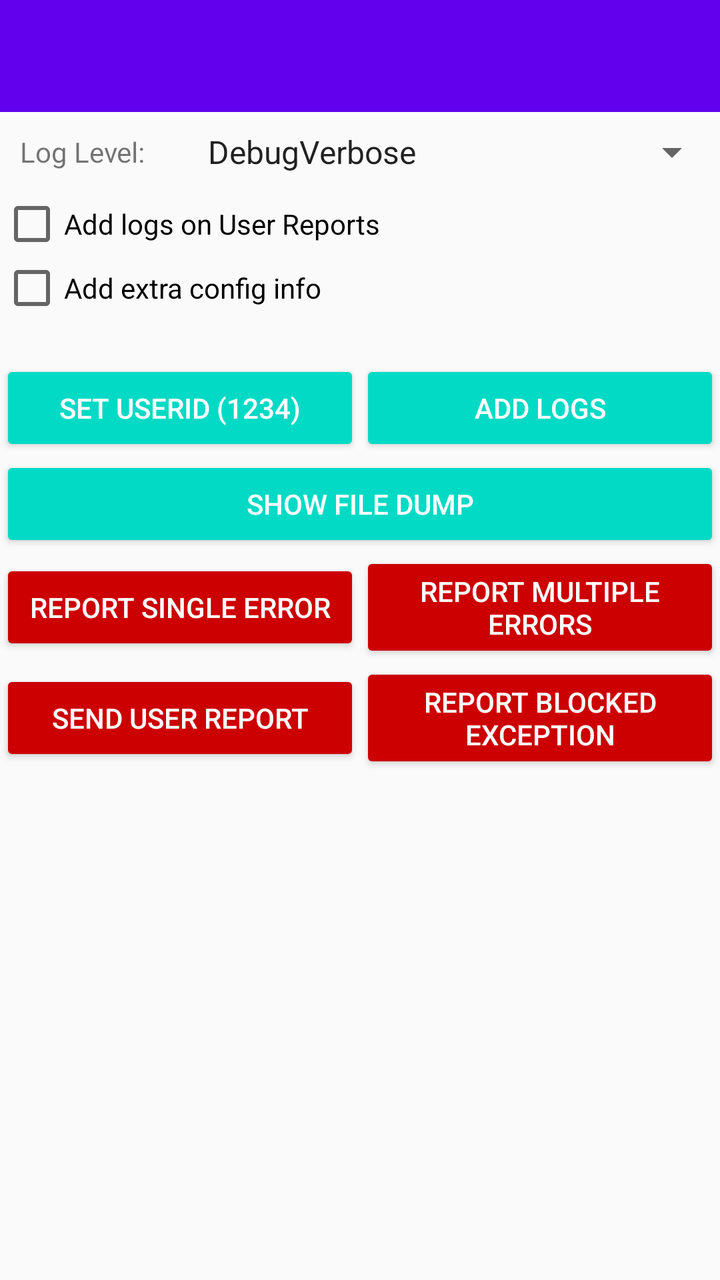
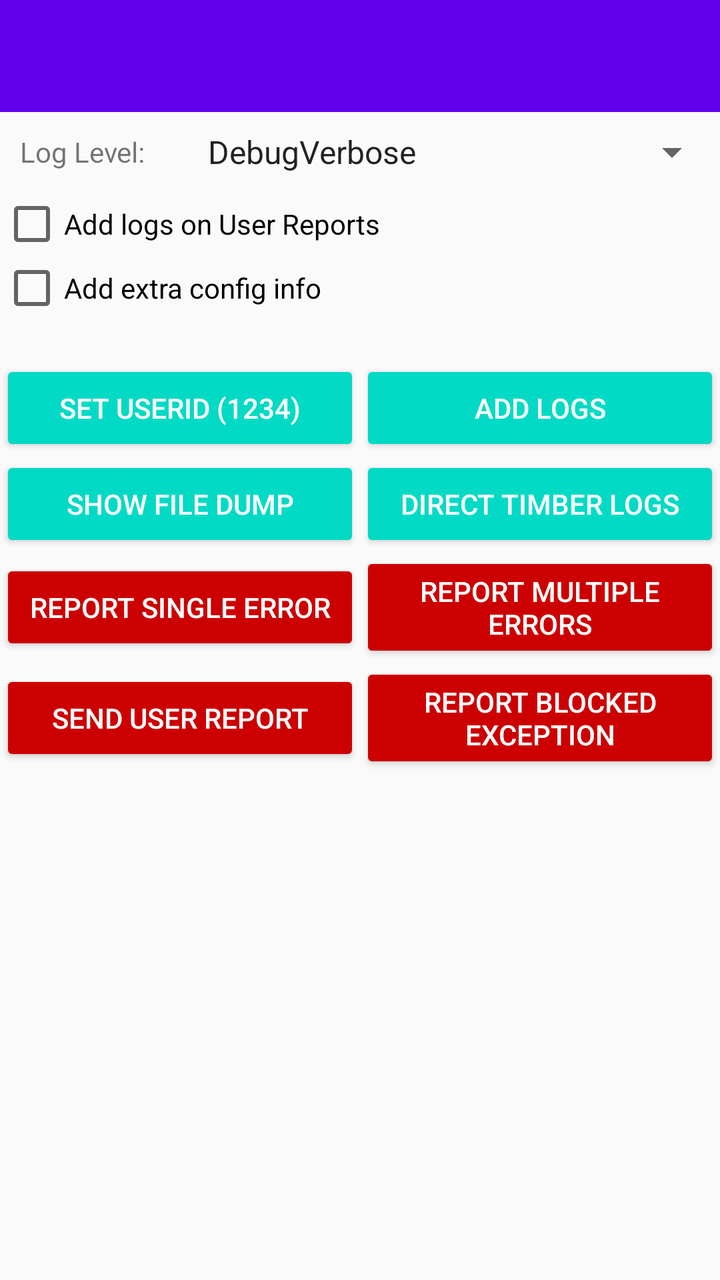

Screens rendered from an Android XML layout before and after an edit, with the pre-edit source and the edit as a unified diff.
<!-- AndroidManifest.xml: application theme AppTheme -->
<!-- res/layout/activity_main.xml -->
<?xml version="1.0" encoding="utf-8"?>
<ScrollView xmlns:android="http://schemas.android.com/apk/res/android"
    xmlns:app="http://schemas.android.com/apk/res-auto"
    xmlns:tools="http://schemas.android.com/tools"
    android:layout_width="match_parent"
    android:layout_height="match_parent"
    android:fillViewport="true">

    <LinearLayout
        android:layout_width="match_parent"
        android:layout_height="match_parent"
        tools:context=".MainActivity"
        android:orientation="vertical">

        <com.google.android.material.appbar.AppBarLayout
            android:layout_width="match_parent"
            android:layout_height="wrap_content"
            android:theme="@style/AppTheme.AppBarOverlay">

            <androidx.appcompat.widget.Toolbar
                android:id="@+id/toolbar"
                android:layout_width="match_parent"
                android:layout_height="?attr/actionBarSize"
                android:background="?attr/colorPrimary"
                app:popupTheme="@style/AppTheme.PopupOverlay" />

        </com.google.android.material.appbar.AppBarLayout>

        <LinearLayout
            android:layout_width="match_parent"
            android:layout_height="wrap_content"
            android:orientation="horizontal"
            android:gravity="center">

            <TextView
                android:layout_width="wrap_content"
                android:layout_height="wrap_content"
                android:layout_marginRight="10dp"
                android:padding="10dp"
                android:text="Log Level: " />

            <Spinner
                android:id="@+id/level_selector"
                android:layout_width="0dp"
                android:layout_weight="1"
                android:layout_height="40dp"
                android:drawSelectorOnTop="true"
                android:entries="@array/levels" />

        </LinearLayout>

        <CheckBox
            android:text="Add logs on User Reports"
            android:id="@+id/enable_user_report_logs"
            android:layout_width="match_parent"
            android:layout_height="wrap_content" />

        <CheckBox
            android:text="Add extra config info"
            android:id="@+id/enable_extra_config_info"
            android:layout_width="match_parent"
            android:layout_height="wrap_content" />

        <View
            android:layout_width="match_parent"
            android:layout_height="20dp" />

        <LinearLayout
            android:layout_width="match_parent"
            android:layout_height="wrap_content"
            android:orientation="horizontal">

            <Button
                style="@style/Widget.AppCompat.Button.Colored"
                android:id="@+id/add_user_id"
                android:layout_width="0dp"
                android:layout_weight="1"
                android:layout_height="wrap_content"
                android:text="Set UserId (1234)"
                android:layout_gravity="center"/>

            <Button
                style="@style/Widget.AppCompat.Button.Colored"
                android:id="@+id/log_things"
                android:layout_width="0dp"
                android:layout_weight="1"
                android:layout_height="wrap_content"
                android:text="Add logs"
                android:layout_gravity="center"/>

        </LinearLayout>

        <LinearLayout
            android:layout_width="match_parent"
            android:layout_height="wrap_content"
            android:orientation="horizontal">

            <Button
                style="@style/Widget.AppCompat.Button.Colored"
                android:id="@+id/dump_file_button"
                android:layout_width="0dp"
                android:layout_weight="1"
                android:layout_height="wrap_content"
                android:text="SHOW FILE DUMP"
                android:layout_gravity="center"/>

        </LinearLayout>

        <LinearLayout
            android:layout_width="match_parent"
            android:layout_height="wrap_content"
            android:orientation="horizontal">

            <Button
                style="@style/Widget.AppCompat.Button.Colored"
                android:id="@+id/single_non_fatal"
                android:layout_width="0dp"
                android:layout_weight="1"
                android:layout_height="wrap_content"
                android:text="Report Single Error"
                android:backgroundTint="@android:color/holo_red_dark"
                android:layout_gravity="center"/>

            <Button
                style="@style/Widget.AppCompat.Button.Colored"
                android:id="@+id/all_non_fatals"
                android:layout_width="0dp"
                android:layout_weight="1"
                android:layout_height="wrap_content"
                android:text="Report Multiple Errors"
                android:backgroundTint="@android:color/holo_red_dark"
                android:layout_gravity="center"/>

        </LinearLayout>

        <LinearLayout
            android:layout_width="match_parent"
            android:layout_height="wrap_content"
            android:orientation="horizontal">

            <Button
                style="@style/Widget.AppCompat.Button.Colored"
                android:id="@+id/user_report"
                android:layout_width="0dp"
                android:layout_weight="1"
                android:layout_height="wrap_content"
                android:text="Send User Report"
                android:backgroundTint="@android:color/holo_red_dark"
                android:layout_gravity="center"/>

            <Button
                style="@style/Widget.AppCompat.Button.Colored"
                android:id="@+id/log_blocked_exception"
                android:layout_width="0dp"
                android:layout_weight="1"
                android:layout_height="wrap_content"
                android:text="Report Blocked Exception"
                android:backgroundTint="@android:color/holo_red_dark"
                android:layout_gravity="center"/>

        </LinearLayout>

        <TextView
            android:id="@+id/demo_text"
            android:layout_width="match_parent"
            android:layout_height="wrap_content"
            android:textSize="12sp"
            android:padding="16dp"
            android:fontFamily="monospace"
            android:textColor="#333333"/>

    </LinearLayout>

</ScrollView>
<!-- resources referenced by this layout -->
<resources>
  <string-array name="levels">
          <item>DebugVerbose</item>
          <item>Debug</item>
          <item>Release</item>
          <item>ReleaseAdvanced</item>
      </string-array>
  <style name="AppTheme.AppBarOverlay" parent="ThemeOverlay.AppCompat.Dark.ActionBar" />
  <style name="AppTheme.PopupOverlay" parent="ThemeOverlay.AppCompat.Light" />
  <style name="AppTheme" parent="Theme.AppCompat.Light.NoActionBar">
          
          <item name="colorPrimary">@color/colorPrimary</item>
          <item name="colorPrimaryDark">@color/colorPrimaryDark</item>
          <item name="colorAccent">@color/colorAccent</item>
      </style>
  <color name="colorPrimary">#6200EE</color>
  <color name="colorPrimaryDark">#3700B3</color>
  <color name="colorAccent">#03DAC5</color>
</resources>

<!-- the commit's change to res/layout/activity_main.xml (unified diff, before → after) -->
@@ -104,6 +104,15 @@
                 android:text="SHOW FILE DUMP"
                 android:layout_gravity="center"/>
 
+            <Button
+                style="@style/Widget.AppCompat.Button.Colored"
+                android:id="@+id/direct_timber"
+                android:layout_width="0dp"
+                android:layout_weight="1"
+                android:layout_height="wrap_content"
+                android:text="Direct Timber logs"
+                android:layout_gravity="center"/>
+
         </LinearLayout>
 
         <LinearLayout
